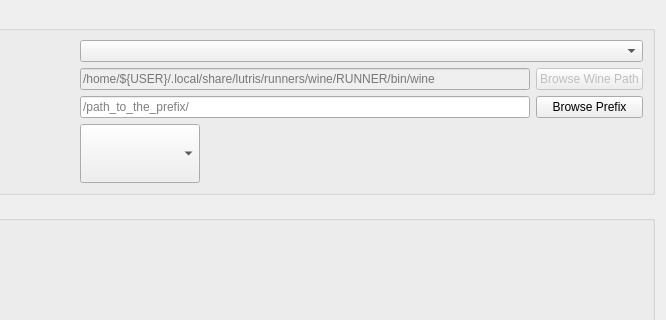
Above: proto-wine/ftnoir_winecontrols.ui from opentrack/opentrack before the change; both pictures show x 285 to 951 and y 0 to 320 of the 951 by 424 pixel window. Below: the same form after it.
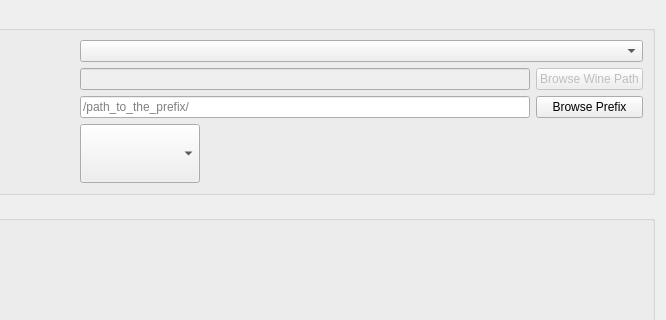
That is the form after the change. Icons and pictures are not drawn.

Diff of the .ui file:
```diff
--- a/proto-wine/ftnoir_winecontrols.ui
+++ b/proto-wine/ftnoir_winecontrols.ui
@@ -137,7 +137,7 @@
            <string/>
           </property>
           <property name="placeholderText">
-           <string>/home/${USER}/.local/share/lutris/runners/wine/RUNNER/bin/wine</string>
+           <string/>
           </property>
          </widget>
         </item>
```
